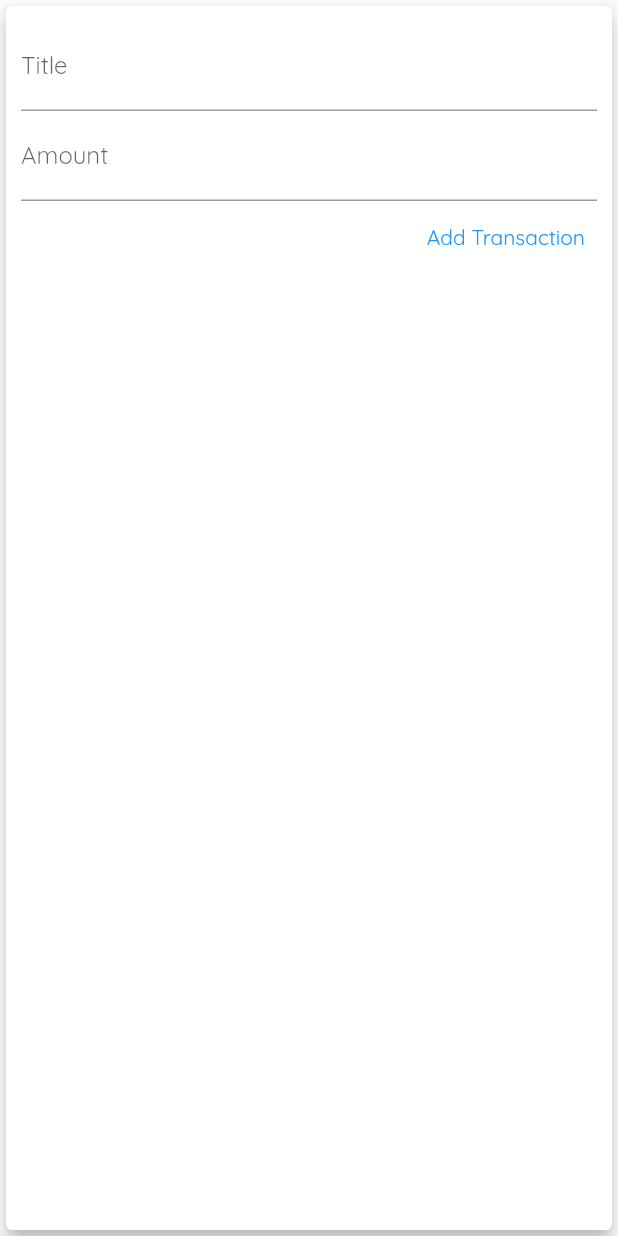
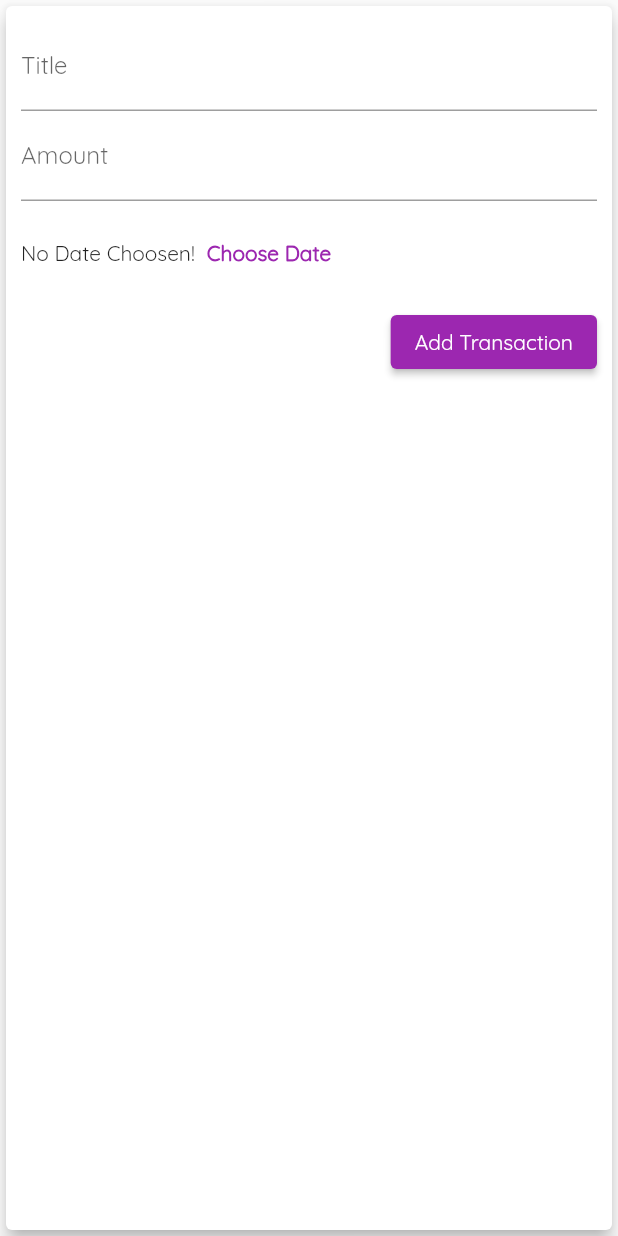
Before and after one commit to mahdibouaziz/flutter-personal-expenses, a Flutter app: the NewTransaction widget shown alone on an empty page, opened directly with empty values, after a tap on "Add Transaction", on a phone screen of 412 x 824 dp. Run offline on Flutter 3.47's test engine with Material 2 defaults, Android fonts, the phone set to English and light mode, and no system bars.

Commit message:
added the date picker

```diff
--- a/lib/widgets/new_transaction.dart
+++ b/lib/widgets/new_transaction.dart
@@ -1,4 +1,5 @@
 import 'package:flutter/material.dart';
+import 'package:intl/intl.dart';
 
 class NewTransaction extends StatefulWidget {
   final Function addNewTransaction;
@@ -15,15 +16,40 @@ class _NewTransactionState extends State<NewTransaction> {
 
   final amountController = TextEditingController();
 
+  DateTime? selectedDate;
+
   void submitData() {
     final entredTitle = titleController.text;
-    final entredAmount = double.parse(amountController.text);
-    if (entredTitle.isEmpty || entredAmount <= 0) {
+    final entredAmount1 = amountController.text;
+
+    if (entredTitle.isEmpty || entredAmount1.isEmpty) {
+      return;
+    }
+
+    final entredAmount = double.parse(entredAmount1);
+
+    if (entredAmount <= 0) {
       return;
     }
 
     widget.addNewTransaction(entredTitle, entredAmount);
     Navigator.of(context).pop();
+  }
+
+  void presentDatePicker() {
+    showDatePicker(
+            context: context,
+            initialDate: DateTime.now(),
+            firstDate: DateTime(2020),
+            lastDate: DateTime.now())
+        .then((pickedDate) {
+      if (pickedDate == null) {
+        return;
+      }
+      setState(() {
+        selectedDate = pickedDate;
+      });
+    });
   }
 
   @override
@@ -55,12 +81,28 @@ class _NewTransactionState extends State<NewTransaction> {
               //   amountInput = val;
               // },
             ),
-            TextButton(
+            SizedBox(
+              height: 70,
+              child: Row(
+                children: [
+                  Text(selectedDate == null
+                      ? "No Date Choosen!"
+                      : DateFormat.yMd().format(selectedDate as DateTime)),
+                  TextButton(
+                      onPressed: presentDatePicker,
+                      child: const Text(
+                        'Choose Date',
+                        style: TextStyle(fontWeight: FontWeight.bold),
+                      ))
+                ],
+              ),
+            ),
+            ElevatedButton(
               onPressed: submitData,
               child: const Text("Add Transaction"),
               style: ButtonStyle(
-                foregroundColor:
-                    MaterialStateProperty.all<Color>(Theme.of(context).primaryColor),
+                backgroundColor: MaterialStateProperty.all<Color>(
+                    Theme.of(context).colorScheme.primary),
               ),
             )
           ],
```
